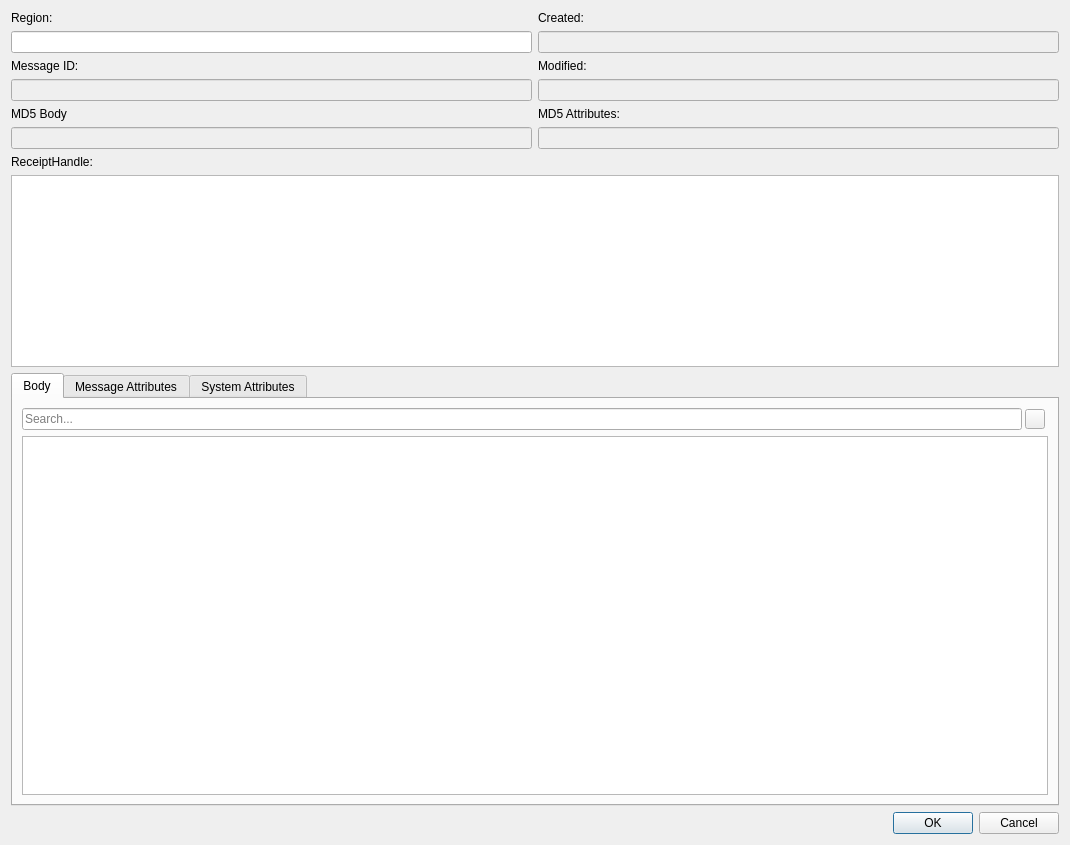
Above: src/modules/sqs/SQSMessageDetailsDialog.ui from jensvogt/awsmock-qt-ui before the change. Below: the same form after it.
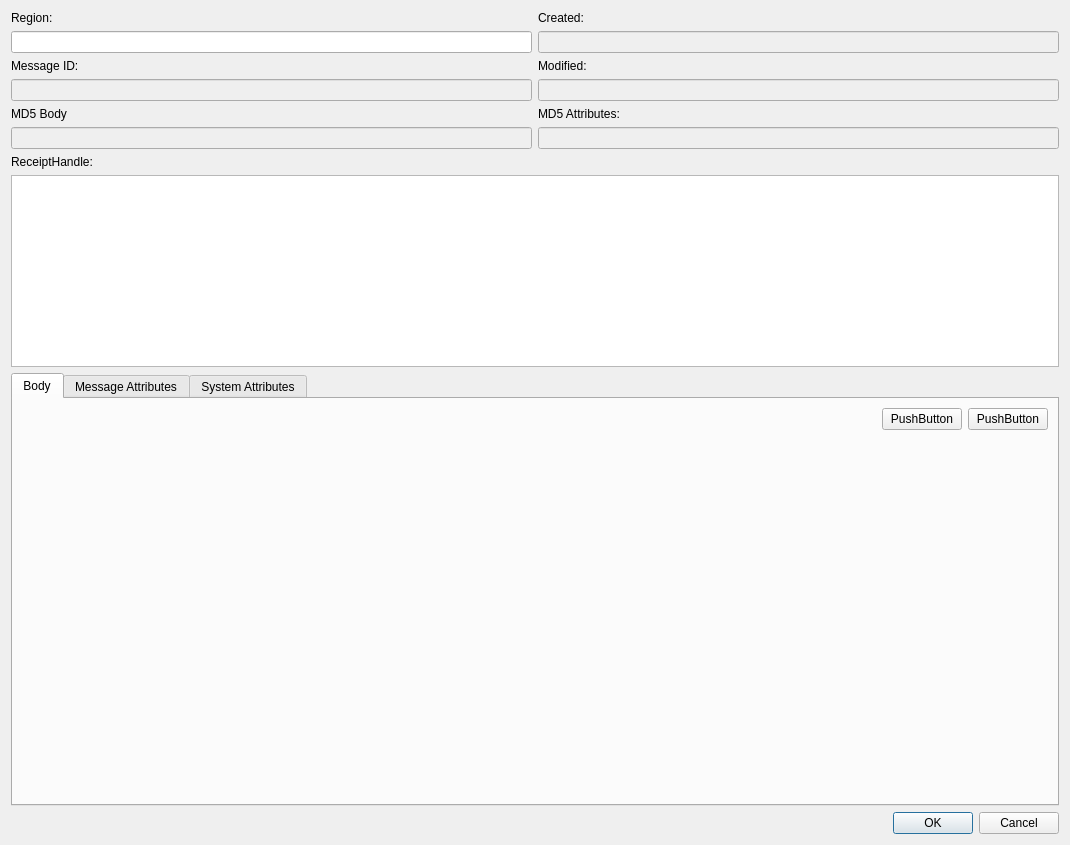
That is the form after the change. The open tabs and pages were chosen to show the change. Custom widgets are drawn as their Qt base class.

Commit message: fix: add search/replace component

Patch:
```diff
--- a/src/modules/sqs/SQSMessageDetailsDialog.ui
+++ b/src/modules/sqs/SQSMessageDetailsDialog.ui
@@ -142,7 +142,7 @@
       <attribute name="title">
        <string>Body</string>
       </attribute>
-      <layout class="QVBoxLayout" name="verticalLayoutBody">
+      <layout class="QVBoxLayout" name="verticalLayoutBody" stretch="0,2">
        <property name="leftMargin">
         <number>9</number>
        </property>
@@ -157,51 +157,37 @@
        </property>
        <item>
         <layout class="QHBoxLayout" name="horizontalLayout">
-         <property name="spacing">
-          <number>3</number>
-         </property>
-         <property name="leftMargin">
-          <number>0</number>
-         </property>
-         <property name="topMargin">
-          <number>0</number>
-         </property>
-         <property name="rightMargin">
-          <number>3</number>
-         </property>
-         <property name="bottomMargin">
-          <number>0</number>
-         </property>
          <item>
-          <widget class="QLineEdit" name="searchEdit">
-           <property name="toolTip">
-            <string>Search the body for a word</string>
+          <spacer name="horizontalSpacer">
+           <property name="orientation">
+            <enum>Qt::Orientation::Horizontal</enum>
            </property>
-           <property name="placeholderText">
-            <string>Search...</string>
-           </property>
-          </widget>
-         </item>
-         <item>
-          <widget class="QPushButton" name="prettyPushButton">
-           <property name="maximumSize">
+           <property name="sizeHint" stdset="0">
             <size>
-             <width>20</width>
+             <width>40</width>
              <height>20</height>
             </size>
            </property>
+          </spacer>
+         </item>
+         <item>
+          <widget class="QPushButton" name="prettyButton">
            <property name="text">
-            <string/>
+            <string>PushButton</string>
            </property>
-           <property name="checkable">
-            <bool>true</bool>
+          </widget>
+         </item>
+         <item>
+          <widget class="QPushButton" name="refreshButton">
+           <property name="text">
+            <string>PushButton</string>
            </property>
           </widget>
          </item>
         </layout>
        </item>
        <item>
-        <widget class="QPlainTextEdit" name="bodyPlainTextEdit"/>
+        <widget class="Awsmock::Components::PlainTextEditor" name="bodyTextWidget" native="true"/>
        </item>
       </layout>
      </widget>
@@ -284,6 +270,14 @@
    </item>
   </layout>
  </widget>
+ <customwidgets>
+  <customwidget>
+   <class>Awsmock::Components::PlainTextEditor</class>
+   <extends>QWidget</extends>
+   <header location="global">components/PlainTextEditor.h</header>
+   <container>1</container>
+  </customwidget>
+ </customwidgets>
  <resources/>
  <connections>
   <connection>
```
Left out of the diff: 15 changed lines with no effect on the pictures. The commit also changes 10 other files.
